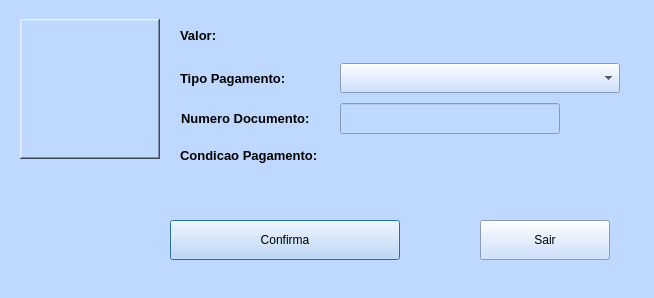
htisistema/SISCOM, file telas/tipo_pagamento.ui: the form before one commit.
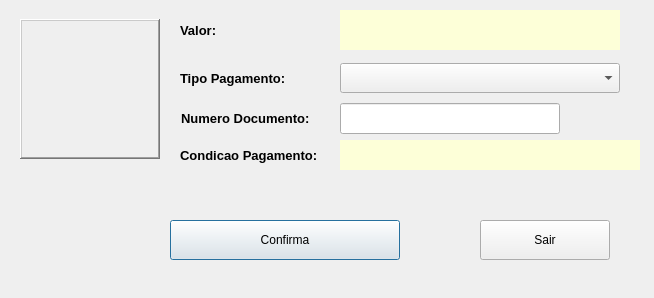
The form after the commit. Icons and pictures are not drawn.

Patch:
```diff
--- a/telas/tipo_pagamento.ui
+++ b/telas/tipo_pagamento.ui
@@ -24,7 +24,7 @@
     <normaloff>.</normaloff>.</iconset>
   </property>
   <property name="styleSheet">
-   <string notr="true">background-color: rgb(190, 216, 255)</string>
+   <string notr="true"/>
   </property>
   <widget class="QLabel" name="lb_imagem">
    <property name="enabled">
@@ -228,7 +228,8 @@
     </font>
    </property>
    <property name="styleSheet">
-    <string notr="true"/>
+    <string notr="true">background-color: rgb(253, 255, 216);
+color: rgb(0, 0, 0);</string>
    </property>
    <property name="text">
     <string/>
@@ -254,33 +255,38 @@
    <property name="geometry">
     <rect>
      <x>340</x>
-     <y>20</y>
+     <y>10</y>
      <width>280</width>
-     <height>30</height>
+     <height>40</height>
     </rect>
    </property>
    <property name="font">
     <font>
-     <family>Arial</family>
-     <pointsize>10</pointsize>
+     <family>Courier</family>
+     <pointsize>20</pointsize>
      <italic>false</italic>
      <bold>true</bold>
     </font>
    </property>
    <property name="styleSheet">
-    <string notr="true"/>
+    <string notr="true">font: 700 20pt &quot;Courier&quot;;
+background-color: rgb(253, 255, 216);
+color: rgb(0, 0, 0);</string>
    </property>
    <property name="text">
     <string/>
    </property>
+   <property name="alignment">
+    <set>Qt::AlignRight|Qt::AlignTrailing|Qt::AlignVCenter</set>
+   </property>
   </widget>
   <widget class="QLabel" name="lb_senha_3">
    <property name="geometry">
     <rect>
      <x>180</x>
-     <y>20</y>
+     <y>10</y>
      <width>150</width>
-     <height>30</height>
+     <height>40</height>
     </rect>
    </property>
    <property name="font">
```
Left out of the diff: 2 changed lines with no effect on the pictures.
